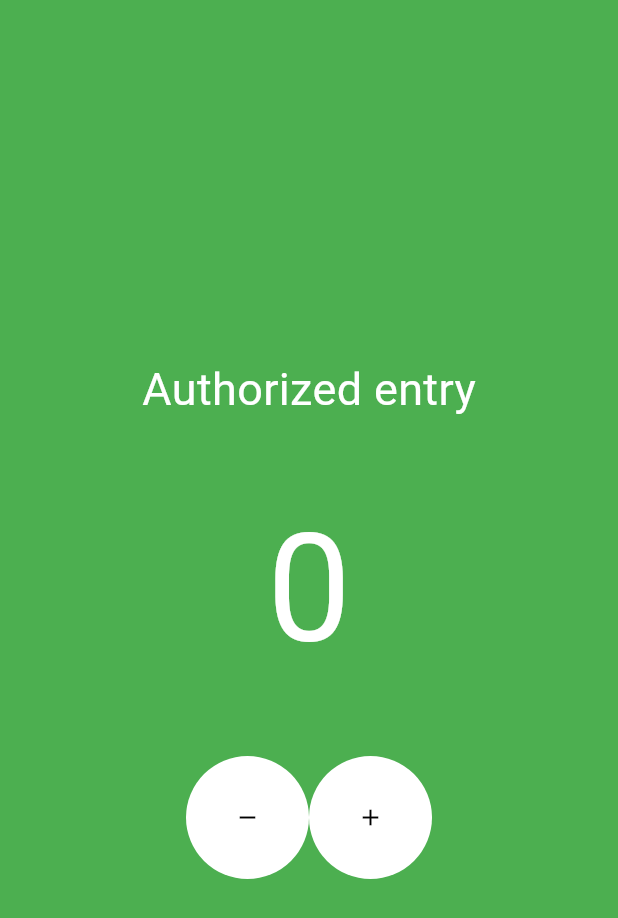
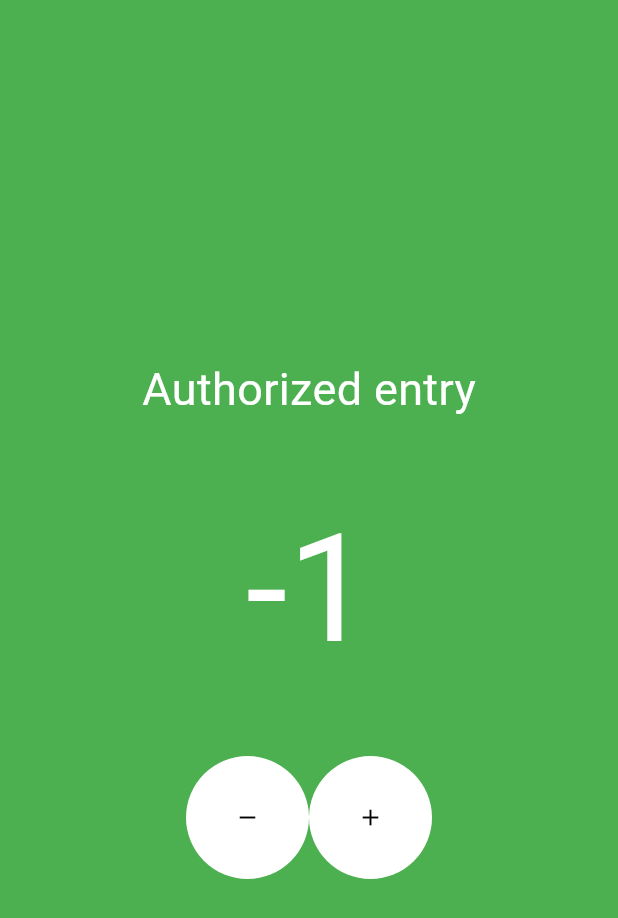
Before and after one commit to martinslmendes/counter, a Flutter app: the screen it shows after launch, after a tap on the "remove" icon, on a phone screen of 412 x 824 dp. Shown: the top 918 px of the screen. Run offline on Flutter 3.47's test engine with Material 3 defaults, Android fonts, the phone set to English and light mode, and no system bars.

```diff
--- a/lib/main.dart
+++ b/lib/main.dart
@@ -26,15 +26,26 @@ class Designer {
   }
 }
 
-class Homepage extends StatelessWidget {
+class Homepage extends StatefulWidget {
   const Homepage({super.key});
 
+  @override
+  State<Homepage> createState() => _HomepageState();
+}
+
+class _HomepageState extends State<Homepage> {
+  int count = 0;
+
   void decrement() {
-    //TODO
+    setState(() {
+      count--;
+    });
   }
 
   void increment() {
-    //TODO
+    setState(() {
+      count++;
+    });
   }
 
   @override
@@ -51,11 +62,11 @@ class Homepage extends StatelessWidget {
                 color: Colors.white,
               ),
             ),
-            const Padding(
-              padding: EdgeInsets.all(40),
+            Padding(
+              padding: const EdgeInsets.all(40),
               child: Text(
-                '0',
-                style: TextStyle(
+                count.toString(),
+                style: const TextStyle(
                   fontSize: 100,
                   color: Colors.white,
                 ),
```
